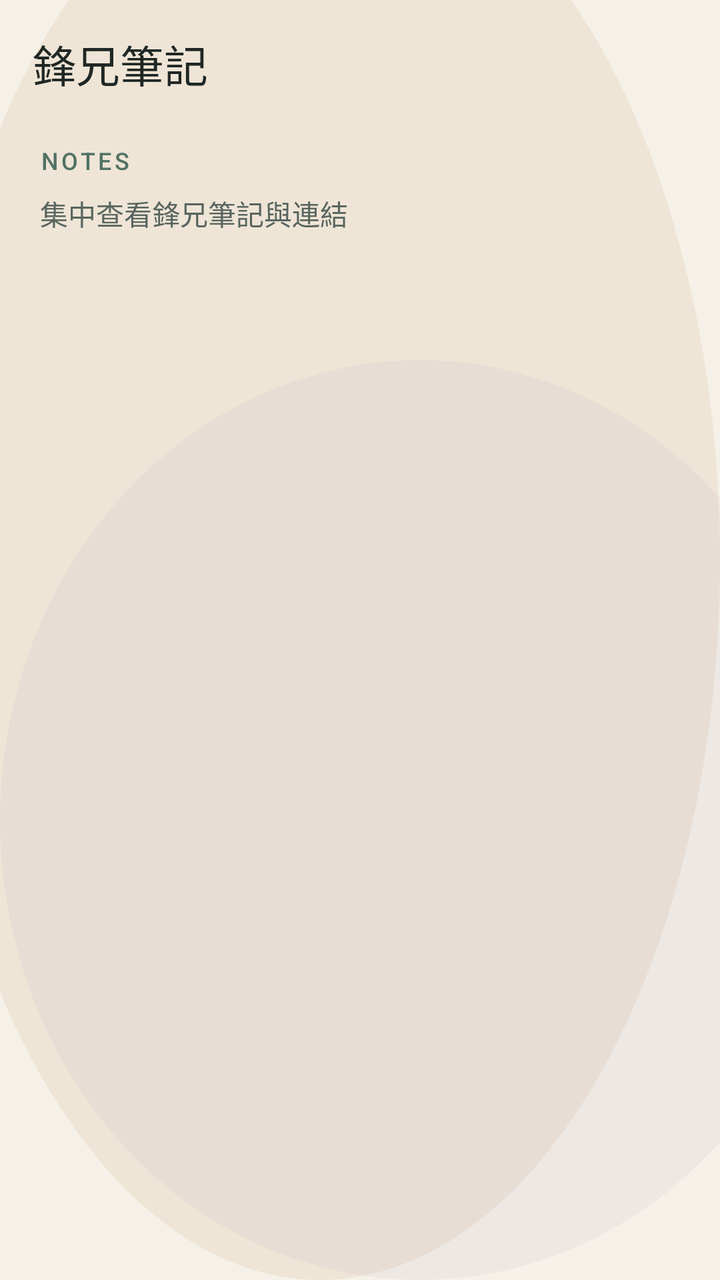
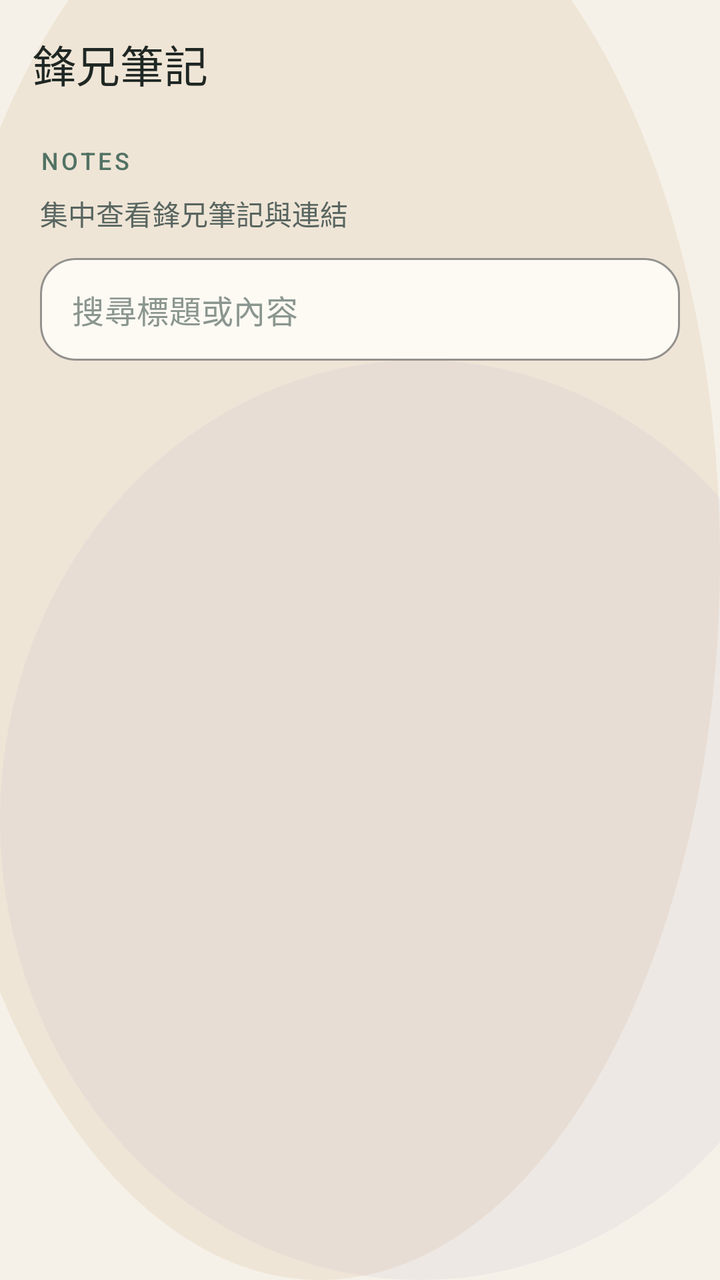

An Android layout rendered at two revisions. The XML below is the earlier revision; the diff shows what the commit changed to produce the second picture.
<!-- AndroidManifest.xml: application theme Theme.Appwriteandroidtrae -->
<!-- res/layout/activity_feng_notes.xml -->
<?xml version="1.0" encoding="utf-8"?>
<androidx.constraintlayout.widget.ConstraintLayout xmlns:android="http://schemas.android.com/apk/res/android"
    xmlns:app="http://schemas.android.com/apk/res-auto"
    xmlns:tools="http://schemas.android.com/tools"
    android:id="@+id/main"
    android:layout_width="match_parent"
    android:layout_height="match_parent"
    android:background="@drawable/bg_main_dashboard"
    tools:context=".FengNotesActivity">

    <com.google.android.material.appbar.MaterialToolbar
        android:id="@+id/toolbar"
        android:layout_width="0dp"
        android:layout_height="wrap_content"
        android:background="@android:color/transparent"
        android:contentInsetStartWithNavigation="0dp"
        android:minHeight="?attr/actionBarSize"
        android:paddingStart="8dp"
        android:paddingEnd="8dp"
        app:layout_constraintEnd_toEndOf="parent"
        app:layout_constraintStart_toStartOf="parent"
        app:layout_constraintTop_toTopOf="parent"
        app:navigationIconTint="@color/slate_950"
        app:title="@string/feature_notes"
        app:titleTextColor="@color/slate_950" />

    <TextView
        android:id="@+id/textEyebrow"
        android:layout_width="0dp"
        android:layout_height="wrap_content"
        android:layout_marginStart="20dp"
        android:layout_marginTop="8dp"
        android:layout_marginEnd="20dp"
        android:fontFamily="sans-serif-medium"
        android:letterSpacing="0.12"
        android:text="@string/screen_notes_eyebrow"
        android:textAllCaps="true"
        android:textColor="@color/sage_700"
        android:textSize="12sp"
        app:layout_constraintEnd_toEndOf="parent"
        app:layout_constraintStart_toStartOf="parent"
        app:layout_constraintTop_toBottomOf="@id/toolbar" />

    <TextView
        android:id="@+id/textSubtitleHeader"
        android:layout_width="0dp"
        android:layout_height="wrap_content"
        android:layout_marginStart="20dp"
        android:layout_marginTop="8dp"
        android:layout_marginEnd="20dp"
        android:text="@string/screen_notes_subtitle"
        android:textColor="@color/slate_700"
        android:textSize="14sp"
        app:layout_constraintEnd_toEndOf="parent"
        app:layout_constraintStart_toStartOf="parent"
        app:layout_constraintTop_toBottomOf="@id/textEyebrow" />

    <ProgressBar
        android:id="@+id/progressBar"
        android:layout_width="wrap_content"
        android:layout_height="wrap_content"
        android:visibility="gone"
        app:layout_constraintBottom_toBottomOf="parent"
        app:layout_constraintEnd_toEndOf="parent"
        app:layout_constraintStart_toStartOf="parent"
        app:layout_constraintTop_toBottomOf="@id/textSubtitleHeader" />

    <ListView
        android:id="@+id/listViewArticles"
        android:layout_width="0dp"
        android:layout_height="0dp"
        android:clipToPadding="false"
        android:divider="@android:color/transparent"
        android:dividerHeight="0dp"
        android:paddingStart="8dp"
        android:paddingTop="14dp"
        android:paddingEnd="8dp"
        android:paddingBottom="24dp"
        app:layout_constraintBottom_toTopOf="@id/textViewError"
        app:layout_constraintEnd_toEndOf="parent"
        app:layout_constraintStart_toStartOf="parent"
        app:layout_constraintTop_toBottomOf="@id/textSubtitleHeader" />

    <TextView
        android:id="@+id/textViewError"
        android:layout_width="0dp"
        android:layout_height="wrap_content"
        android:layout_marginStart="20dp"
        android:layout_marginEnd="20dp"
        android:layout_marginBottom="20dp"
        android:background="@drawable/bg_error_panel"
        android:padding="14dp"
        android:textColor="@color/accent_coral"
        android:visibility="gone"
        app:layout_constraintBottom_toBottomOf="parent"
        app:layout_constraintEnd_toEndOf="parent"
        app:layout_constraintStart_toStartOf="parent" />

</androidx.constraintlayout.widget.ConstraintLayout>
<!-- resources referenced by this layout -->
<resources>
  <color name="accent_coral">#FFD88876</color>
  <color name="sage_700">#FF517264</color>
  <color name="slate_700">#FF586560</color>
  <color name="slate_950">#FF1F2724</color>
  <!-- drawable bg_error_panel (drawable) -->
  <?xml version="1.0" encoding="utf-8"?>
  <shape xmlns:android="http://schemas.android.com/apk/res/android">
      <corners android:radius="18dp" />
      <solid android:color="#1AF3E3DB" />
      <stroke
          android:width="1dp"
          android:color="#33D88876" />
  </shape>
  <!-- drawable bg_main_dashboard (drawable) -->
  <?xml version="1.0" encoding="utf-8"?>
  <layer-list xmlns:android="http://schemas.android.com/apk/res/android">
      <item android:drawable="@color/surface_base" />
      <item android:top="-80dp" android:left="-40dp">
          <shape android:shape="oval">
              <size android:width="280dp" android:height="280dp" />
              <solid android:color="#26C6A36A" />
          </shape>
      </item>
      <item android:top="180dp" android:right="-60dp">
          <shape android:shape="oval">
              <size android:width="240dp" android:height="240dp" />
              <solid android:color="#1AA491C0" />
          </shape>
      </item>
  </layer-list>
  <string name="feature_notes">鋒兄筆記</string>
  <string name="screen_notes_eyebrow">Notes</string>
  <string name="screen_notes_subtitle">集中查看鋒兄筆記與連結</string>
  <style name="Theme.Appwriteandroidtrae" parent="Base.Theme.Appwriteandroidtrae" />
  <color name="surface_base">#FFF5F1E8</color>
  <style name="Base.Theme.Appwriteandroidtrae" parent="Theme.Material3.Light.NoActionBar">
          <item name="colorPrimary">@color/sage_700</item>
          <item name="colorOnPrimary">@color/sand_50</item>
          <item name="colorSecondary">@color/accent_gold</item>
          <item name="colorTertiary">@color/accent_coral</item>
          <item name="android:colorBackground">@color/surface_base</item>
          <item name="colorSurface">@color/surface_high</item>
          <item name="colorOnSurface">@color/slate_950</item>
          <item name="colorSurfaceVariant">@color/seafoam_100</item>
          <item name="colorOutline">@color/surface_outline</item>
          <item name="android:statusBarColor">@android:color/transparent</item>
          <item name="android:navigationBarColor">@color/surface_base</item>
          <item name="android:windowLightStatusBar">true</item>
          <item name="android:windowLightNavigationBar">true</item>
      </style>
  <color name="sand_50">#FFF7F1E7</color>
  <color name="accent_gold">#FFC6A36A</color>
  <color name="surface_high">#FFFDF9F3</color>
  <color name="seafoam_100">#FFDDEAE2</color>
  <color name="surface_outline">#1A1F2724</color>
</resources>

<!-- the commit's change to res/layout/activity_feng_notes.xml (unified diff, before → after) -->
@@ -55,6 +55,39 @@
         app:layout_constraintStart_toStartOf="parent"
         app:layout_constraintTop_toBottomOf="@id/textEyebrow" />
 
+    <com.google.android.material.textfield.TextInputLayout
+        android:id="@+id/inputLayoutSearchNotes"
+        style="@style/Widget.MaterialComponents.TextInputLayout.OutlinedBox"
+        android:layout_width="0dp"
+        android:layout_height="wrap_content"
+        android:layout_marginStart="20dp"
+        android:layout_marginTop="12dp"
+        android:layout_marginEnd="20dp"
+        app:boxBackgroundColor="@color/surface_high"
+        app:boxCornerRadiusBottomEnd="18dp"
+        app:boxCornerRadiusBottomStart="18dp"
+        app:boxCornerRadiusTopEnd="18dp"
+        app:boxCornerRadiusTopStart="18dp"
+        app:boxStrokeColor="@color/surface_outline"
+        app:hintEnabled="false"
+        app:layout_constraintEnd_toEndOf="parent"
+        app:layout_constraintStart_toStartOf="parent"
+        app:layout_constraintTop_toBottomOf="@id/textSubtitleHeader">
+
+        <com.google.android.material.textfield.TextInputEditText
+            android:id="@+id/editTextSearchNotes"
+            android:layout_width="match_parent"
+            android:layout_height="wrap_content"
+            android:hint="@string/notes_search_hint"
+            android:imeOptions="actionSearch"
+            android:inputType="text"
+            android:maxLines="1"
+            android:paddingTop="14dp"
+            android:paddingBottom="14dp"
+            android:textColor="@color/slate_950"
+            android:textColorHint="@color/slate_500" />
+    </com.google.android.material.textfield.TextInputLayout>
+
     <ProgressBar
         android:id="@+id/progressBar"
         android:layout_width="wrap_content"
@@ -63,7 +96,7 @@
         app:layout_constraintBottom_toBottomOf="parent"
         app:layout_constraintEnd_toEndOf="parent"
         app:layout_constraintStart_toStartOf="parent"
-        app:layout_constraintTop_toBottomOf="@id/textSubtitleHeader" />
+        app:layout_constraintTop_toBottomOf="@id/inputLayoutSearchNotes" />
 
     <ListView
         android:id="@+id/listViewArticles"
@@ -79,7 +112,7 @@
         app:layout_constraintBottom_toTopOf="@id/textViewError"
         app:layout_constraintEnd_toEndOf="parent"
         app:layout_constraintStart_toStartOf="parent"
-        app:layout_constraintTop_toBottomOf="@id/textSubtitleHeader" />
+        app:layout_constraintTop_toBottomOf="@id/inputLayoutSearchNotes" />
 
     <TextView
         android:id="@+id/textViewError"
<!-- resource entries referenced after the edit -->
@@ -2,6 +2,7 @@
 <resources>
   <color name="accent_coral">#FFD88876</color>
   <color name="sage_700">#FF517264</color>
+  <color name="slate_500">#FF8A968F</color>
   <color name="slate_700">#FF586560</color>
   <color name="slate_950">#FF1F2724</color>
   <!-- drawable bg_error_panel (drawable) -->
@@ -31,6 +32,7 @@
       </item>
   </layer-list>
   <string name="feature_notes">鋒兄筆記</string>
+  <string name="notes_search_hint">搜尋標題或內容</string>
   <string name="screen_notes_eyebrow">Notes</string>
   <string name="screen_notes_subtitle">集中查看鋒兄筆記與連結</string>
   <style name="Theme.Appwriteandroidtrae" parent="Base.Theme.Appwriteandroidtrae" />
